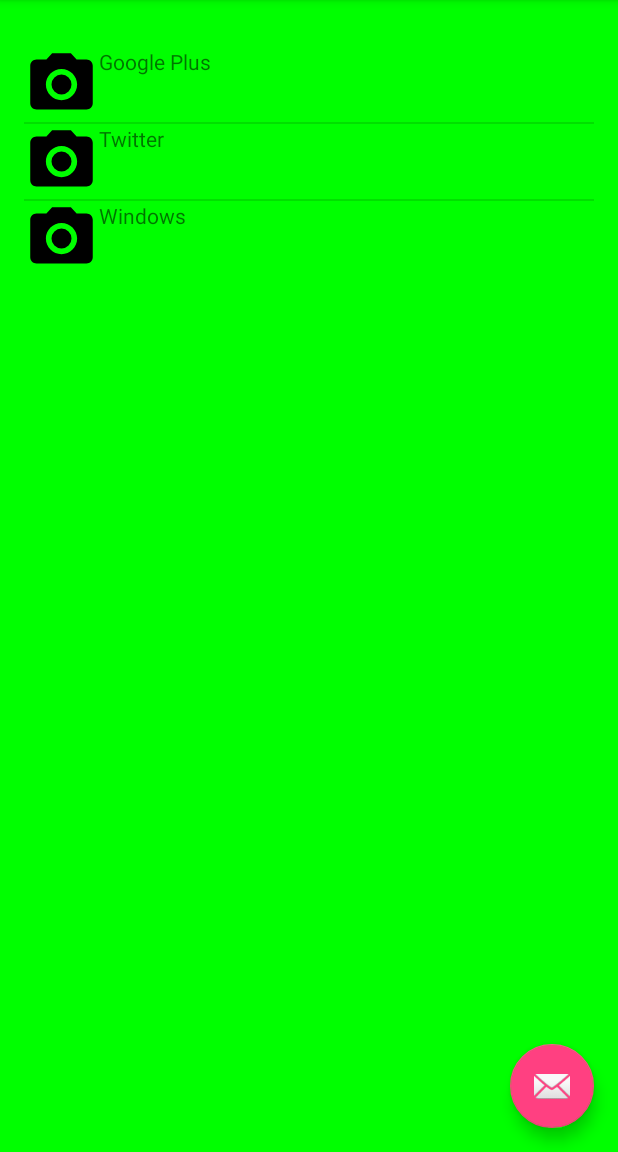
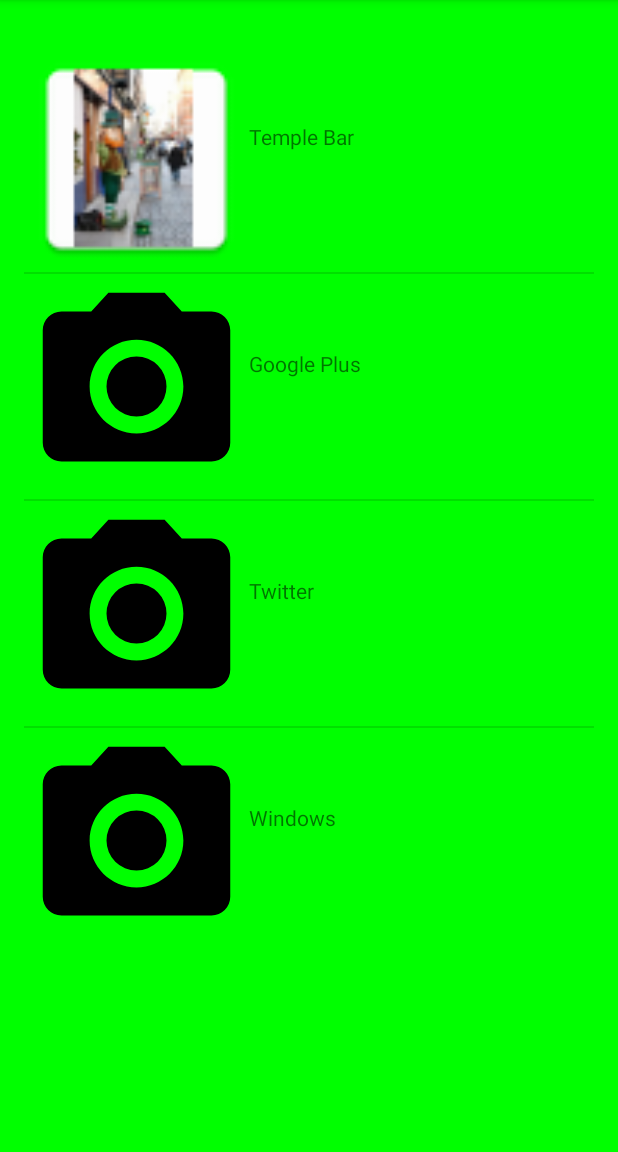
Before and after one commit to msaukans/ScavengerHunt, an Android app: the screen it shows after launch (MainActivity), in the options menu, after a tap on "Green", on a phone screen of 412 x 824 dp, the part 84-1236 px from its top. Run offline under Robolectric (Android 15) with nearby library versions, the light colour scheme and no system bars.

Commit message:
updated menu icons

```diff
--- a/app/src/main/java/com/sample/maris/scavengerhunt/CustomList.java
+++ b/app/src/main/java/com/sample/maris/scavengerhunt/CustomList.java
@@ -12,13 +12,13 @@
 public class CustomList extends ArrayAdapter<String>{
 
     private final Activity context;
-    private final String[] web;
+    private final String[] text;
     private final Integer[] imageId;
     public CustomList(Activity context,
-                      String[] web, Integer[] imageId) {
-        super(context, R.layout.list_single, web);
+                      String[] text, Integer[] imageId) {
+        super(context, R.layout.list_single, text);
         this.context = context;
-        this.web = web;
+        this.text = text;
         this.imageId = imageId;
 
     }
@@ -29,7 +29,7 @@
         TextView txtTitle = (TextView) rowView.findViewById(R.id.txt);
 
         ImageView imageView = (ImageView) rowView.findViewById(R.id.img);
-        txtTitle.setText(web[position]);
+        txtTitle.setText(text[position]);
 
         imageView.setImageResource(imageId[position]);
         return rowView;
--- a/app/src/main/java/com/sample/maris/scavengerhunt/MainActivity.java
+++ b/app/src/main/java/com/sample/maris/scavengerhunt/MainActivity.java
@@ -2,9 +2,6 @@
 
 import android.graphics.Color;
 import android.os.Bundle;
-import android.support.design.widget.FloatingActionButton;
-import android.support.design.widget.Snackbar;
-import android.view.View;
 import android.support.design.widget.NavigationView;
 import android.support.v4.view.GravityCompat;
 import android.support.v4.widget.DrawerLayout;
@@ -13,26 +10,22 @@
 import android.support.v7.widget.Toolbar;
 import android.view.Menu;
 import android.view.MenuItem;
-import java.util.ArrayList;
-import android.widget.Adapter;
-import android.widget.ArrayAdapter;
+import android.view.View;
 import android.widget.AdapterView;
 import android.widget.ListView;
 import android.widget.RelativeLayout;
-
 import android.widget.Toast;
-
-import java.util.Arrays;
-import java.util.List;
 
 public class MainActivity extends AppCompatActivity implements NavigationView.OnNavigationItemSelectedListener {
     ListView list;
-    String[] web = {
+    String[] text = {
+            "Temple Bar",
             "Google Plus",
             "Twitter",
             "Windows"
     };
     Integer[] imageId = {
+            R.mipmap.ic_bar,
             R.drawable.ic_menu_camera,
             R.drawable.ic_menu_camera,
             R.drawable.ic_menu_camera
@@ -45,14 +38,14 @@
         Toolbar toolbar = (Toolbar) findViewById(R.id.toolbar);
         setSupportActionBar(toolbar);
 
-        FloatingActionButton fab = (FloatingActionButton) findViewById(R.id.fab);
+        /*FloatingActionButton fab = (FloatingActionButton) findViewById(R.id.fab);
         fab.setOnClickListener(new View.OnClickListener() {
             @Override
             public void onClick(View view) {
                 Snackbar.make(view, "Replace with your own action", Snackbar.LENGTH_LONG)
                         .setAction("Action", null).show();
             }
-        });//end setOnClickListener
+        });//end setOnClickListener*/
 
         DrawerLayout drawer = (DrawerLayout) findViewById(R.id.drawer_layout);
         ActionBarDrawerToggle toggle = new ActionBarDrawerToggle(
@@ -64,7 +57,7 @@
         navigationView.setNavigationItemSelectedListener(this);
 
         /////////////////////////// ListView code starts ////////////////////////////////
-        CustomList adapter = new CustomList(MainActivity.this, web, imageId);
+        CustomList adapter = new CustomList(MainActivity.this, text, imageId);
         list = (ListView) findViewById(R.id.list);
         list.setAdapter(adapter);
         list.setOnItemClickListener(new AdapterView.OnItemClickListener() {
@@ -72,7 +65,7 @@
             @Override
             public void onItemClick(AdapterView<?> parent, View view,
                                     int position, long id) {
-                Toast.makeText(MainActivity.this, "You Clicked at " + web[+position], Toast.LENGTH_SHORT).show();
+                Toast.makeText(MainActivity.this, text[+position] + "\n 5 points", Toast.LENGTH_SHORT).show();
 
             }
         });
@@ -121,6 +114,14 @@
                     item.setChecked(true);
                 content_view.setBackgroundColor(Color.GREEN);
                 return true;
+            case R.id.menu_White:
+                if (item.isChecked()){
+                    item.setChecked(false);
+                }
+                else
+                    item.setChecked(true);
+                content_view.setBackgroundColor(Color.WHITE);
+                return true;
 
             case R.id.menu_Yellow:
                 if (item.isChecked()){
--- a/app/src/main/res/layout/app_bar_main.xml
+++ b/app/src/main/res/layout/app_bar_main.xml
@@ -23,12 +23,12 @@
 
     <include layout="@layout/content_main" />
 
-    <android.support.design.widget.FloatingActionButton
+   <!-- <android.support.design.widget.FloatingActionButton
         android:id="@+id/fab"
         android:layout_width="wrap_content"
         android:layout_height="wrap_content"
         android:layout_gravity="bottom|end"
         android:layout_margin="@dimen/fab_margin"
-        app:srcCompat="@android:drawable/ic_dialog_email" />
+        app:srcCompat="@android:drawable/ic_dialog_email" />-->
 
 </android.support.design.widget.CoordinatorLayout>
--- a/app/src/main/res/layout/list_single.xml
+++ b/app/src/main/res/layout/list_single.xml
@@ -7,13 +7,14 @@
         android:layout_height="wrap_content"> <!--this line was solution to custom list crash error since it was missin-->
         <ImageView
             android:id="@+id/img"
-            android:layout_width="50dp"
-            android:layout_height="50dp"/>
+            android:layout_width="150dp"
+            android:layout_height="150dp"/>
 
         <TextView
             android:id="@+id/txt"
             android:layout_width="wrap_content"
-            android:layout_height="50dp" />
+            android:layout_height="50dp"
+            android:layout_gravity="center"/>
 
     </TableRow>
 
--- a/app/src/main/res/menu/main.xml
+++ b/app/src/main/res/menu/main.xml
@@ -23,6 +23,11 @@
             android:orderInCategory="3"
             app:showAsAction="never"
             android:title="Yellow"/>
+        <item
+            android:id="@+id/menu_White"
+            android:orderInCategory="3"
+            app:showAsAction="never"
+            android:title="White"/>
 
     </group>
 </menu>
```
Also changed, not shown: app/src/main/ic_bar-web.png (added), app/src/main/res/mipmap-hdpi/ic_bar.png (added), app/src/main/res/mipmap-mdpi/ic_bar.png (added), app/src/main/res/mipmap-xhdpi/ic_bar.png (added), app/src/main/res/mipmap-xxhdpi/ic_bar.png (added), app/src/main/res/mipmap-xxxhdpi/ic_bar.png (added).
